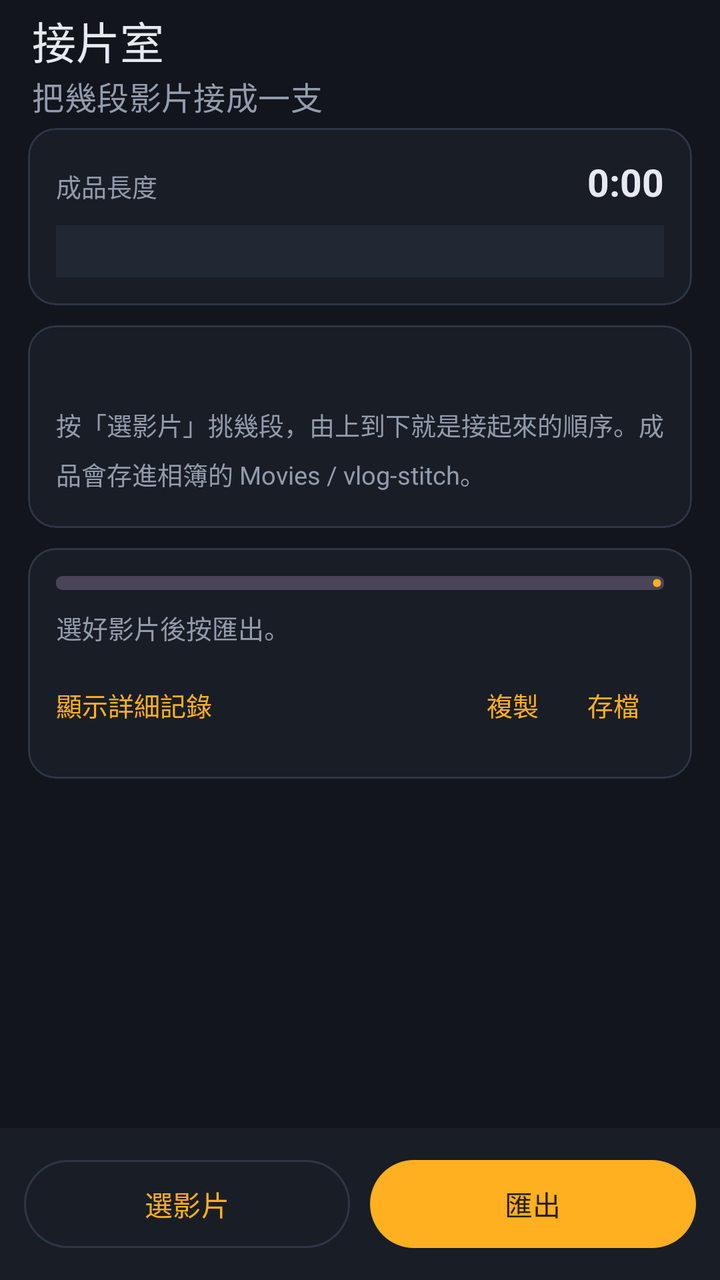
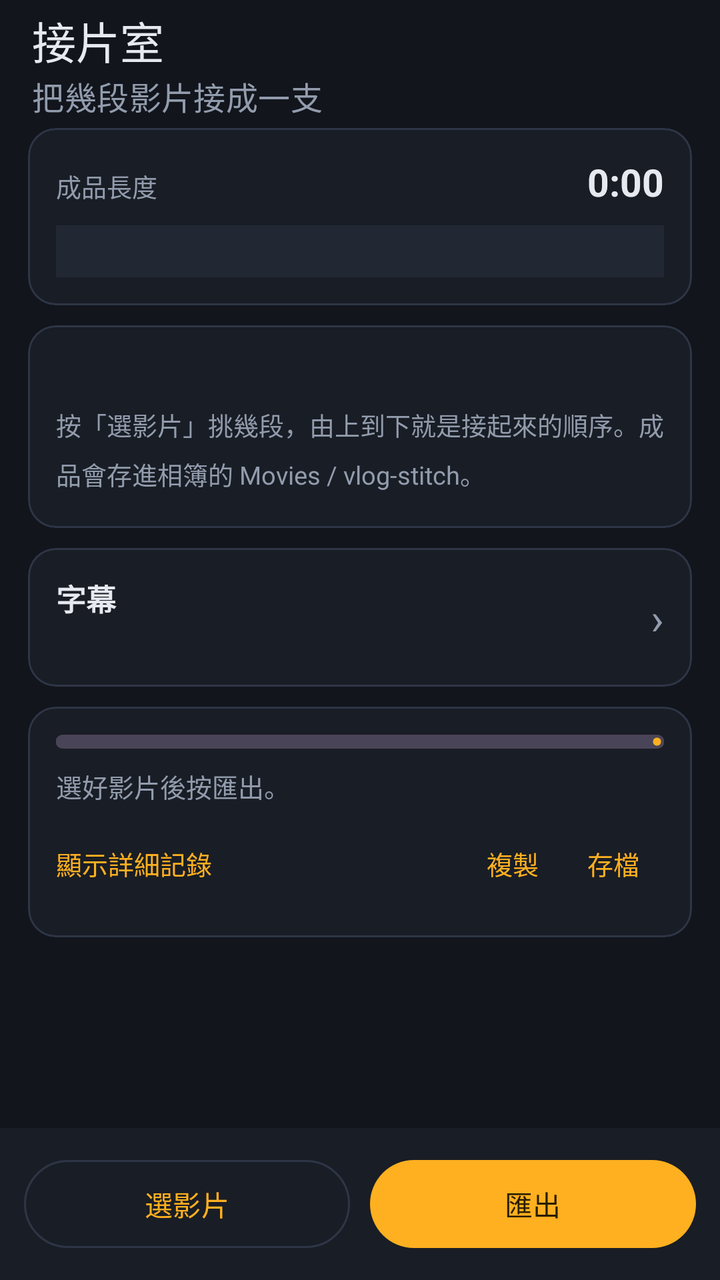

Two renders of the same Android screen: before a commit and after it. Below are the layout's source before the change and the commit's diff.
<!-- AndroidManifest.xml: application theme Theme.VlogStitch -->
<!-- res/layout/activity_main.xml -->
<?xml version="1.0" encoding="utf-8"?>
<androidx.coordinatorlayout.widget.CoordinatorLayout
    xmlns:android="http://schemas.android.com/apk/res/android"
    xmlns:app="http://schemas.android.com/apk/res-auto"
    android:layout_width="match_parent" android:layout_height="match_parent"
    android:background="@color/ink"
    android:fitsSystemWindows="true">

    <LinearLayout android:layout_width="match_parent" android:layout_height="match_parent"
        android:orientation="vertical">

        <com.google.android.material.appbar.MaterialToolbar
            android:id="@+id/toolbar"
            android:layout_width="match_parent"
            android:layout_height="?attr/actionBarSize"
            android:background="@color/ink"
            app:title="@string/app_name"
            app:subtitle="@string/tagline"
            app:titleTextColor="@color/text"
            app:subtitleTextColor="@color/dim" />

        <ScrollView android:layout_width="match_parent" android:layout_height="0dp"
            android:layout_weight="1" android:clipToPadding="false"
            android:paddingStart="14dp" android:paddingEnd="14dp" android:paddingBottom="14dp">

            <LinearLayout android:layout_width="match_parent"
                android:layout_height="wrap_content" android:orientation="vertical">

                
                <com.google.android.material.card.MaterialCardView style="@style/Card"
                    android:layout_width="match_parent" android:layout_height="wrap_content">
                    <LinearLayout android:layout_width="match_parent"
                        android:layout_height="wrap_content" android:orientation="vertical">
                        <LinearLayout android:layout_width="match_parent"
                            android:layout_height="wrap_content" android:orientation="horizontal"
                            android:baselineAligned="true">
                            <TextView android:layout_width="0dp" android:layout_height="wrap_content"
                                android:layout_weight="1" style="@style/Label"
                                android:text="@string/total_length" />
                            <TextView android:id="@+id/total"
                                android:layout_width="wrap_content" android:layout_height="wrap_content"
                                android:textColor="@color/text" android:textSize="19sp"
                                android:textStyle="bold" android:text="0:00" />
                        </LinearLayout>
                        <LinearLayout android:id="@+id/track"
                            android:layout_width="match_parent" android:layout_height="26dp"
                            android:layout_marginTop="9dp" android:orientation="horizontal"
                            android:background="@color/panel2" />
                    </LinearLayout>
                </com.google.android.material.card.MaterialCardView>

                
                <com.google.android.material.card.MaterialCardView style="@style/Card"
                    android:layout_width="match_parent" android:layout_height="wrap_content"
                    android:layout_marginTop="10dp">
                    <LinearLayout android:layout_width="match_parent"
                        android:layout_height="wrap_content" android:orientation="vertical">
                        <TextView android:id="@+id/count"
                            android:layout_width="match_parent" android:layout_height="wrap_content"
                            android:textColor="@color/text" android:textSize="15sp"
                            android:textStyle="bold" />
                        <TextView android:id="@+id/empty"
                            android:layout_width="match_parent" android:layout_height="wrap_content"
                            android:paddingTop="6dp" style="@style/Label"
                            android:lineSpacingMultiplier="1.35"
                            android:text="@string/empty_hint" />
                        <androidx.recyclerview.widget.RecyclerView android:id="@+id/list"
                            android:layout_width="match_parent" android:layout_height="wrap_content"
                            android:paddingTop="4dp" android:nestedScrollingEnabled="false" />
                    </LinearLayout>
                </com.google.android.material.card.MaterialCardView>

                
                <LinearLayout android:id="@+id/banner"
                    android:layout_width="match_parent" android:layout_height="wrap_content"
                    android:layout_marginTop="10dp" android:orientation="vertical"
                    android:padding="12dp" android:background="@drawable/banner_ok"
                    android:visibility="gone">
                    <TextView android:id="@+id/bannerTitle"
                        android:layout_width="match_parent" android:layout_height="wrap_content"
                        android:textSize="13.5sp" android:textStyle="bold"
                        android:textColor="@color/ok" />
                    <TextView android:id="@+id/bannerBody"
                        android:layout_width="match_parent" android:layout_height="wrap_content"
                        android:layout_marginTop="2dp" android:textSize="12.5sp"
                        android:textColor="@color/dim" android:lineSpacingMultiplier="1.3" />
                </LinearLayout>

                
                <com.google.android.material.card.MaterialCardView android:id="@+id/resultCard"
                    style="@style/Card"
                    android:layout_width="match_parent" android:layout_height="wrap_content"
                    android:layout_marginTop="10dp" android:visibility="gone">
                    <LinearLayout android:layout_width="match_parent"
                        android:layout_height="wrap_content" android:orientation="vertical">
                        <TextView android:layout_width="match_parent"
                            android:layout_height="wrap_content" style="@style/Label"
                            android:text="@string/result" />
                        <TextView android:id="@+id/resultName"
                            android:layout_width="match_parent" android:layout_height="wrap_content"
                            android:layout_marginTop="3dp" android:textSize="14sp"
                            android:textColor="@color/text" />
                        <LinearLayout android:layout_width="match_parent"
                            android:layout_height="wrap_content" android:orientation="horizontal"
                            android:layout_marginTop="10dp">
                            <com.google.android.material.button.MaterialButton android:id="@+id/btnPlay"
                                style="@style/Widget.Material3.Button.OutlinedButton"
                                android:layout_width="0dp" android:layout_height="46dp"
                                android:layout_weight="1" android:text="@string/play" />
                            <com.google.android.material.button.MaterialButton android:id="@+id/btnShare"
                                android:layout_width="0dp" android:layout_height="46dp"
                                android:layout_weight="1" android:layout_marginStart="8dp"
                                android:text="@string/share" />
                        </LinearLayout>
                    </LinearLayout>
                </com.google.android.material.card.MaterialCardView>

                
                <com.google.android.material.card.MaterialCardView style="@style/Card"
                    android:layout_width="match_parent" android:layout_height="wrap_content"
                    android:layout_marginTop="10dp">
                    <LinearLayout android:layout_width="match_parent"
                        android:layout_height="wrap_content" android:orientation="vertical">
                        <com.google.android.material.progressindicator.LinearProgressIndicator
                            android:id="@+id/progress"
                            android:layout_width="match_parent" android:layout_height="wrap_content"
                            app:trackCornerRadius="4dp" app:trackThickness="7dp"
                            android:max="100" android:progress="0" />
                        <TextView android:id="@+id/status"
                            android:layout_width="match_parent" android:layout_height="wrap_content"
                            android:paddingTop="9dp" android:textSize="13sp"
                            android:textColor="@color/dim" android:text="@string/ready" />
                        <LinearLayout android:layout_width="match_parent"
                            android:layout_height="wrap_content" android:orientation="horizontal"
                            android:paddingTop="10dp" android:paddingBottom="4dp"
                            android:gravity="center_vertical">
                            <TextView android:id="@+id/logToggle"
                                android:layout_width="0dp" android:layout_height="wrap_content"
                                android:layout_weight="1"
                                android:textColor="@color/accent" android:textSize="13sp"
                                android:text="@string/show_log" />
                            <com.google.android.material.button.MaterialButton android:id="@+id/btnCopyLog"
                                style="@style/Widget.Material3.Button.TextButton"
                                android:layout_width="wrap_content" android:layout_height="38dp"
                                android:minWidth="0dp" android:insetTop="0dp" android:insetBottom="0dp"
                                android:textSize="13sp" android:text="@string/copy_log" />
                            <com.google.android.material.button.MaterialButton android:id="@+id/btnSaveLog"
                                style="@style/Widget.Material3.Button.TextButton"
                                android:layout_width="wrap_content" android:layout_height="38dp"
                                android:minWidth="0dp" android:insetTop="0dp" android:insetBottom="0dp"
                                android:textSize="13sp" android:text="@string/save_log" />
                        </LinearLayout>
                        <ScrollView android:id="@+id/logScroll"
                            android:layout_width="match_parent" android:layout_height="180dp"
                            android:visibility="gone" android:background="@color/ink"
                            android:padding="10dp">
                            <TextView android:id="@+id/log"
                                android:layout_width="match_parent" android:layout_height="wrap_content"
                                android:fontFamily="monospace" android:textSize="11sp"
                                android:textColor="@color/dim" android:lineSpacingMultiplier="1.4"
                                android:textIsSelectable="true" />
                        </ScrollView>
                    </LinearLayout>
                </com.google.android.material.card.MaterialCardView>

                <TextView android:id="@+id/version"
                    android:layout_width="match_parent" android:layout_height="wrap_content"
                    android:gravity="center" android:paddingTop="12dp"
                    android:textColor="@color/dim" android:textSize="11sp" />
            </LinearLayout>
        </ScrollView>

        
        <LinearLayout android:layout_width="match_parent" android:layout_height="wrap_content"
            android:orientation="horizontal" android:background="@color/panel"
            android:padding="12dp" android:elevation="8dp">
            <com.google.android.material.button.MaterialButton android:id="@+id/btnPick"
                style="@style/Widget.Material3.Button.OutlinedButton"
                android:layout_width="0dp" android:layout_height="52dp"
                android:layout_weight="1" android:text="@string/pick" />
            <com.google.android.material.button.MaterialButton android:id="@+id/btnExport"
                android:layout_width="0dp" android:layout_height="52dp"
                android:layout_weight="1" android:layout_marginStart="10dp"
                android:text="@string/export" />
        </LinearLayout>
    </LinearLayout>
</androidx.coordinatorlayout.widget.CoordinatorLayout>
<!-- resources referenced by this layout -->
<resources>
  <color name="accent">#FFB020</color>
  <color name="dim">#929CAD</color>
  <color name="ink">#12151C</color>
  <color name="ok">#4FC98D</color>
  <color name="panel">#191D25</color>
  <color name="panel2">#222833</color>
  <color name="text">#E6E9EF</color>
  <!-- drawable banner_ok (drawable) -->
  <?xml version="1.0" encoding="utf-8"?>
  <shape xmlns:android="http://schemas.android.com/apk/res/android" android:shape="rectangle">
      <solid android:color="#14301F" />
      <stroke android:width="1dp" android:color="#245C3D" />
      <corners android:radius="10dp" />
  </shape>
  <string name="app_name">接片室</string>
  <string name="copy_log">複製</string>
  <string name="empty_hint">按「選影片」挑幾段，由上到下就是接起來的順序。成品會存進相簿的 Movies / vlog-stitch。</string>
  <string name="export">匯出</string>
  <string name="pick">選影片</string>
  <string name="play">播放</string>
  <string name="ready">選好影片後按匯出。</string>
  <string name="result">成品</string>
  <string name="save_log">存檔</string>
  <string name="share">分享</string>
  <string name="show_log">顯示詳細記錄</string>
  <string name="tagline">把幾段影片接成一支</string>
  <string name="total_length">成品長度</string>
  <style name="Card" parent="Widget.Material3.CardView.Filled">
          <item name="cardBackgroundColor">@color/panel</item>
          <item name="cardCornerRadius">14dp</item>
          <item name="cardElevation">0dp</item>
          <item name="strokeColor">@color/line</item>
          <item name="strokeWidth">1dp</item>
          <item name="contentPadding">14dp</item>
      </style>
  <style name="Label">
          <item name="android:textColor">@color/dim</item>
          <item name="android:textSize">12.5sp</item>
      </style>
  <style name="Theme.VlogStitch" parent="Theme.Material3.Dark.NoActionBar">
          <item name="colorPrimary">@color/accent</item>
          <item name="colorOnPrimary">@color/accent_ink</item>
          <item name="colorSecondary">@color/accent</item>
          <item name="colorOnSecondary">@color/accent_ink</item>
          <item name="colorSurface">@color/panel</item>
          <item name="colorOnSurface">@color/text</item>
          <item name="colorSurfaceVariant">@color/panel2</item>
          <item name="colorOnSurfaceVariant">@color/dim</item>
          <item name="colorOutline">@color/line</item>
          <item name="colorError">@color/danger</item>
          <item name="android:colorBackground">@color/ink</item>
          <item name="android:statusBarColor">@color/ink</item>
          <item name="android:navigationBarColor">@color/ink</item>
          <item name="android:windowLightStatusBar">false</item>
      </style>
  <color name="line">#2E3646</color>
  <color name="accent_ink">#2A1C00</color>
  <color name="danger">#FF5A52</color>
</resources>

<!-- the commit's change to res/layout/activity_main.xml (unified diff, before → after) -->
@@ -67,6 +67,31 @@
                         <androidx.recyclerview.widget.RecyclerView android:id="@+id/list"
                             android:layout_width="match_parent" android:layout_height="wrap_content"
                             android:paddingTop="4dp" android:nestedScrollingEnabled="false" />
+                    </LinearLayout>
+                </com.google.android.material.card.MaterialCardView>
+
+                
+                <com.google.android.material.card.MaterialCardView android:id="@+id/subCard"
+                    style="@style/Card" android:layout_width="match_parent"
+                    android:layout_height="wrap_content" android:layout_marginTop="10dp"
+                    android:clickable="true" android:focusable="true">
+                    <LinearLayout android:layout_width="match_parent"
+                        android:layout_height="wrap_content" android:orientation="horizontal"
+                        android:gravity="center_vertical">
+                        <LinearLayout android:layout_width="0dp" android:layout_height="wrap_content"
+                            android:layout_weight="1" android:orientation="vertical">
+                            <TextView android:layout_width="match_parent"
+                                android:layout_height="wrap_content" android:text="@string/sub_card"
+                                android:textColor="@color/text" android:textSize="15sp"
+                                android:textStyle="bold" />
+                            <TextView android:id="@+id/subCardBody"
+                                android:layout_width="match_parent" android:layout_height="wrap_content"
+                                style="@style/Label" android:paddingTop="2dp"
+                                android:lineSpacingMultiplier="1.3" />
+                        </LinearLayout>
+                        <TextView android:layout_width="wrap_content" android:layout_height="wrap_content"
+                            android:text="›" android:textSize="22sp" android:textColor="@color/dim"
+                            android:paddingStart="10dp" />
                     </LinearLayout>
                 </com.google.android.material.card.MaterialCardView>
 
@@ -112,6 +137,11 @@
                                 android:layout_weight="1" android:layout_marginStart="8dp"
                                 android:text="@string/share" />
                         </LinearLayout>
+                        <com.google.android.material.button.MaterialButton android:id="@+id/btnShareSrt"
+                            style="@style/Widget.Material3.Button.OutlinedButton"
+                            android:layout_width="match_parent" android:layout_height="46dp"
+                            android:layout_marginTop="8dp" android:visibility="gone"
+                            android:text="@string/share_srt" />
                     </LinearLayout>
                 </com.google.android.material.card.MaterialCardView>
 
<!-- resource entries referenced after the edit -->
@@ -24,7 +24,9 @@
   <string name="result">成品</string>
   <string name="save_log">存檔</string>
   <string name="share">分享</string>
+  <string name="share_srt">分享 SRT</string>
   <string name="show_log">顯示詳細記錄</string>
+  <string name="sub_card">字幕</string>
   <string name="tagline">把幾段影片接成一支</string>
   <string name="total_length">成品長度</string>
   <style name="Card" parent="Widget.Material3.CardView.Filled">
